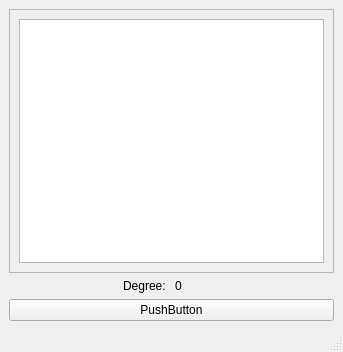
This is qompasswindow.ui in alinaseri25/GPC as Qt 5 draws it before an edit. The edited form follows.
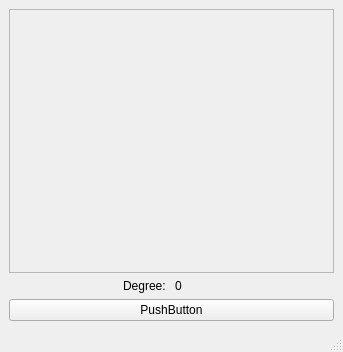
This is the edited form.

Diff of the .ui file:
```diff
--- a/qompasswindow.ui
+++ b/qompasswindow.ui
@@ -30,12 +30,16 @@
              <x>0</x>
              <y>0</y>
              <width>319</width>
-             <height>225</height>
+             <height>229</height>
             </rect>
            </property>
            <layout class="QGridLayout" name="gridLayout">
-            <item row="1" column="0">
-             <widget class="QGraphicsView" name="GV_Qompass"/>
+            <item row="0" column="0">
+             <widget class="QLabel" name="LblView">
+              <property name="text">
+               <string/>
+              </property>
+             </widget>
             </item>
            </layout>
           </widget>
```
Left out of the diff: 4 changed lines with no effect on the pictures.
